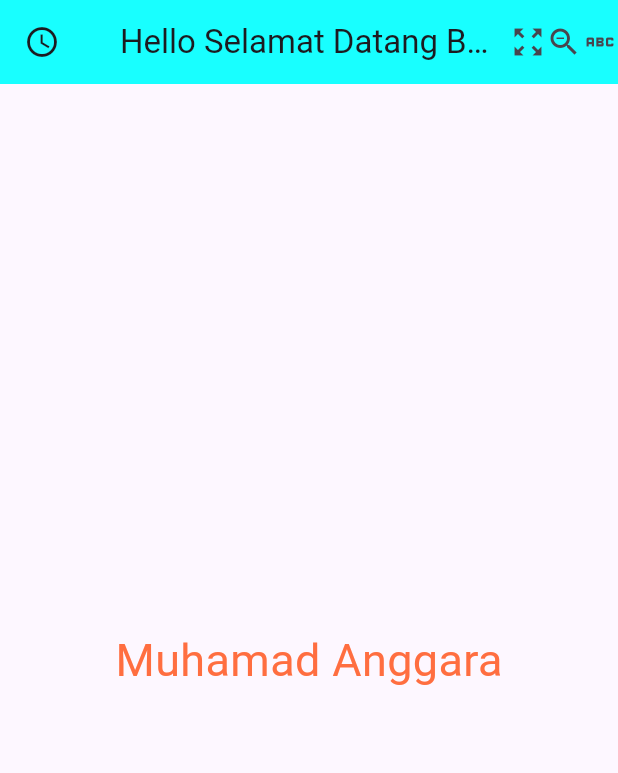
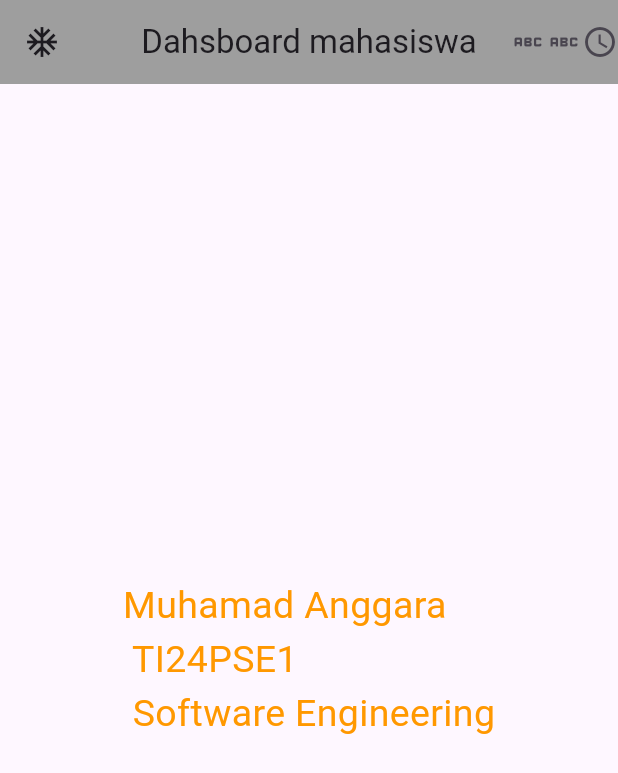
Before and after one commit to MuhamadAnggara/Latihan5-Flutter, a Flutter app: the screen it shows after launch, on a phone screen of 412 x 824 dp. Shown: the top 773 px of the screen. Run offline on Flutter 3.47's test engine with Material 3 defaults, Android fonts, the phone set to English and light mode, and no system bars.

Commit message:
Latihan 3: Ubah Judul AppBar

```diff
--- a/lib/main.dart
+++ b/lib/main.dart
@@ -11,11 +11,11 @@ class MyApp extends StatelessWidget {
   Widget build(BuildContext context) {
     return MaterialApp(
       debugShowCheckedModeBanner: false,
-      title: 'Aplikasi Mahasiswa',
+      title: 'Apk Mahasiswa',
       theme: ThemeData(
-        colorScheme: ColorScheme.fromSeed(seedColor: Colors.deepPurpleAccent),
+        primaryColor: Colors.blueGrey
       ),
-      home: const HomePage2(),
+      home: HomePage2(),
     );
   }
 }
@@ -27,21 +27,20 @@ class HomePage2 extends StatelessWidget {
   Widget build(BuildContext context) {
     return Scaffold(
       appBar: AppBar(
-        backgroundColor: Colors.cyanAccent,
-        leading: const Icon(Icons.access_time),
-        title: const Text('Hello Selamat Datang Broo'),
+        title: const Text('Dahsboard mahasiswa'),
+        backgroundColor: Colors.grey,
         centerTitle: true,
+        leading: Icon(Icons.ac_unit),
         actions: [
-          Icon(Icons.zoom_out_map),
-          Icon(Icons.zoom_out),
-          Icon(Icons.abc_outlined),
+          Icon(Icons.abc_rounded),
+          Icon(Icons.abc),
+          Icon(Icons.access_time),
         ],
       ),
       body: const Center(
-        child: Text(
-          'Muhamad Anggara',
-          style: TextStyle(fontSize: 30,
-          color: Colors.deepOrangeAccent),
+        child: Text('Muhamad Anggara\n TI24PSE1\n Software Engineering',
+        style: TextStyle(fontSize: 25,
+        color: Colors.orange),
         ),
       ),
     );
```
